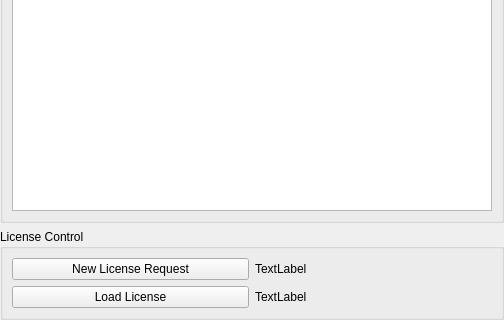
Before: the Qt Designer form Include/imtlicgui/CProductInstanceInfoViewComp.ui in ImagingTools/ImtCore, drawn with Qt 5; both pictures show x 0 to 504 and y 517 to 837 of the 504 by 837 pixel window.
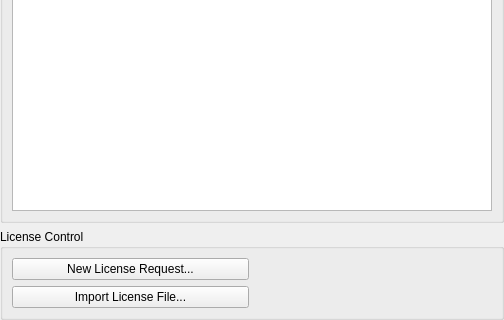
After: the same form once the commit is applied.

Commit message: Build fixed, Typos corrected. Working on instance editor

Patch:
```diff
--- a/Include/imtlicgui/CProductInstanceInfoViewComp.ui
+++ b/Include/imtlicgui/CProductInstanceInfoViewComp.ui
@@ -153,28 +153,28 @@
       <item row="0" column="0">
        <widget class="QPushButton" name="NewLicenseRequestButton">
         <property name="text">
-         <string>New License Request</string>
+         <string>New License Request...</string>
         </property>
        </widget>
       </item>
       <item row="0" column="1">
        <widget class="QLabel" name="NewLicenseRequestHintLabel">
         <property name="text">
-         <string>TextLabel</string>
+         <string/>
         </property>
        </widget>
       </item>
       <item row="1" column="0">
        <widget class="QPushButton" name="LoadLicenseButton">
         <property name="text">
-         <string>Load License</string>
+         <string>Import License File...</string>
         </property>
        </widget>
       </item>
       <item row="1" column="1">
        <widget class="QLabel" name="LoadLicenseHintLabel">
         <property name="text">
-         <string>TextLabel</string>
+         <string/>
         </property>
        </widget>
       </item>
```
The commit also changes 30 other files.
